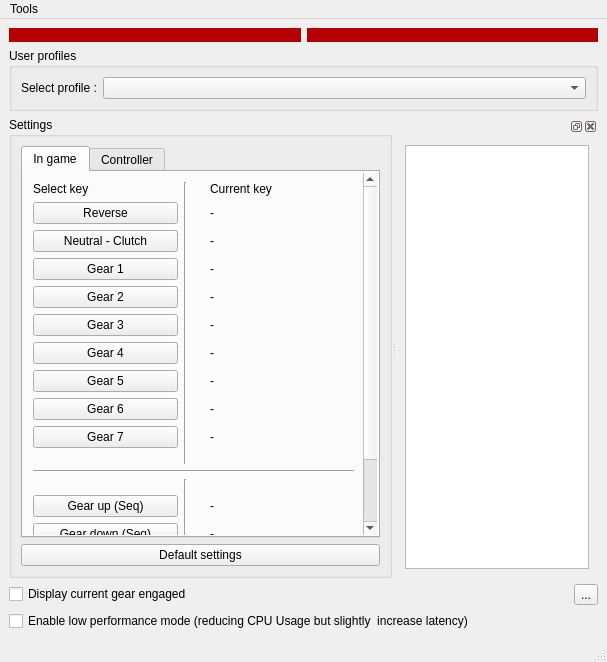
The window that BrokenTC2/mainwindow.ui (BrokenGameNoob/BrokenTC2) describes before a commit, drawn with Qt 5.
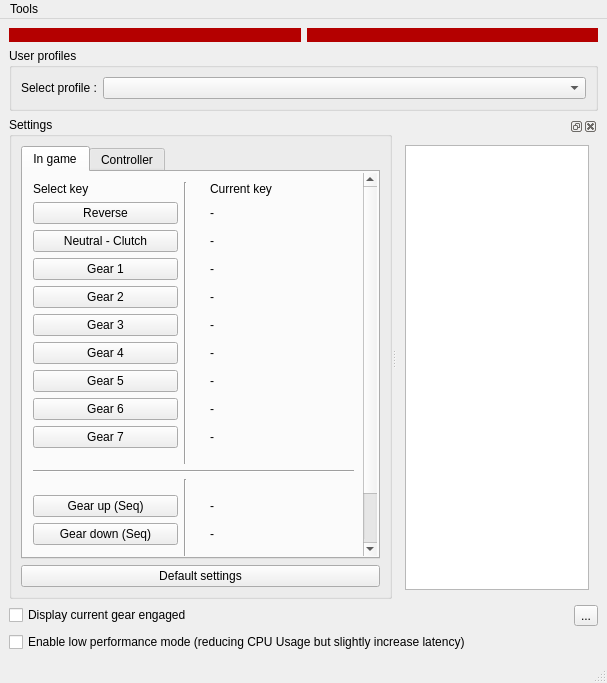
The same window after the commit. Icons and pictures are not drawn. Custom widgets are drawn as their Qt base class.

Commit message: Fixed a lost space ...

```diff
--- a/BrokenTC2/mainwindow.ui
+++ b/BrokenTC2/mainwindow.ui
@@ -7,7 +7,7 @@
     <x>0</x>
     <y>0</y>
     <width>607</width>
-    <height>662</height>
+    <height>683</height>
    </rect>
   </property>
   <property name="windowTitle">
@@ -719,7 +719,7 @@
     <item row="5" column="0" colspan="2">
      <widget class="QCheckBox" name="cb_lowPerfMode">
       <property name="text">
-       <string>Enable low performance mode (reducing CPU Usage but slightly  increase latency)</string>
+       <string>Enable low performance mode (reducing CPU Usage but slightly increase latency)</string>
       </property>
      </widget>
     </item>
```
The commit also changes 2 other files.
